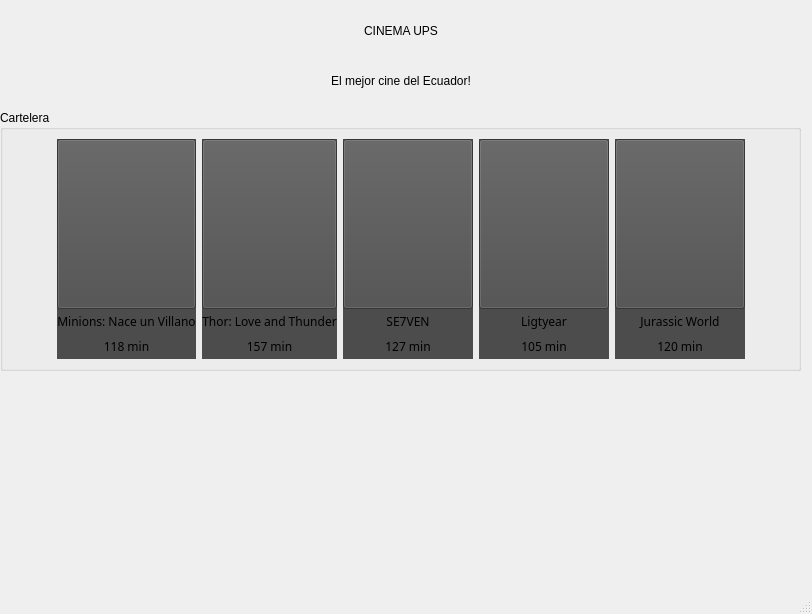
This is principal.ui in JosephBano/P60-ProyectoParcial2 as Qt 5 draws it before an edit. The edited form follows.
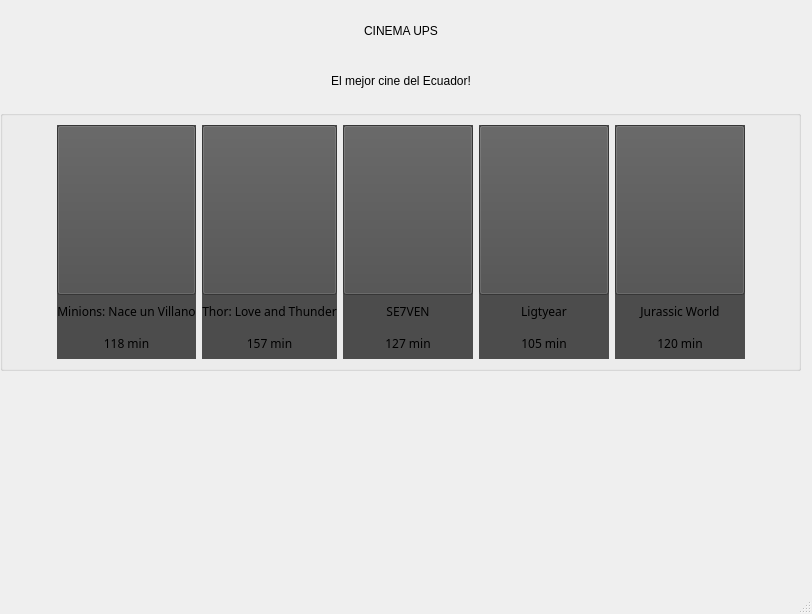
This is the edited form. Icons and pictures are not drawn.

```diff
--- a/principal.ui
+++ b/principal.ui
@@ -30,7 +30,7 @@
      </size>
     </property>
     <property name="title">
-     <string>Cartelera</string>
+     <string/>
     </property>
     <layout class="QHBoxLayout" name="horizontalLayout_2">
      <item>
```
